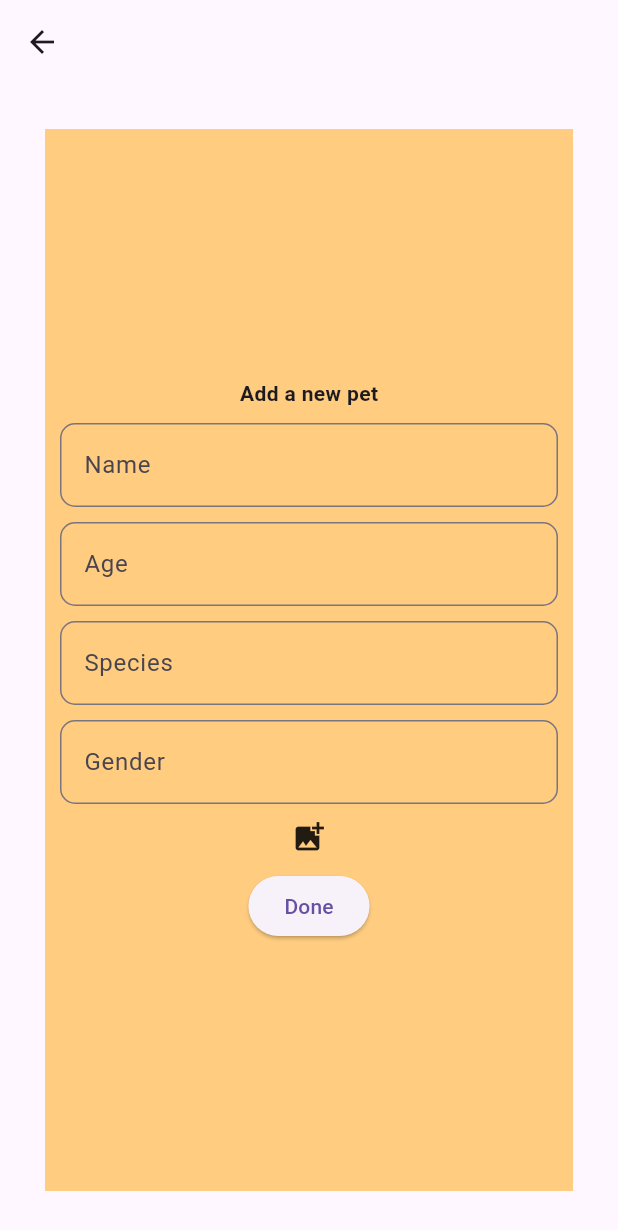
After one commit to kalkidanteklay/flutter-2024-proj, a Flutter app: the FormScreen screen opened directly, on a phone screen of 412 x 824 dp. The commit adds this screen. Shown: the top 1230 px of the screen. Run offline on Flutter 3.47's test engine with Material 3 defaults, Android fonts, the phone set to English and light mode, and no system bars; statements that could not run were skipped.

Commit message:
admin_and_status_page

```diff
--- a/flutter_pet_pal/lib/main.dart
+++ b/flutter_pet_pal/lib/main.dart
@@ -21,6 +21,7 @@ class MyApp extends StatelessWidget {
           '/user_page': (context) => UserPage(),
           '/login_page': (context) => LoginPage(),
           '/fav_page': (context) => FavoritesPage(),
+          '/admin': (context) => AdminPage(),
         });
   }
 }
--- /dev/null
+++ b/flutter_pet_pal/lib/presentation/screens/FormScreen.dart
@@ -0,0 +1,90 @@
+import 'package:flutter/material.dart';
+//import 'my_textfield.dart';
+
+void main() {
+  runApp( MaterialApp(
+    home: FormScreen(),
+  ));
+}
+
+class FormScreen extends StatelessWidget {
+  @override
+  Widget build(BuildContext context) {
+    return Scaffold(
+      appBar: AppBar(
+        //title: Text('Add a new pet'),
+      ),
+      body: Center(
+        child: Container(
+          margin: EdgeInsets.all(30.0),
+          // height: 400,
+          // width: 450,
+          color: Colors.orange[200],
+        child:
+
+            Container(
+               margin: EdgeInsets.all(10.0),
+              child: Column(
+              mainAxisAlignment: MainAxisAlignment.center,
+              children: [
+                Text('Add a new pet',
+                style: TextStyle(fontWeight: FontWeight.bold)),
+                SizedBox(height: 10.0),
+                 TextField(
+              decoration: InputDecoration(
+                border:OutlineInputBorder(
+                  borderRadius: BorderRadius.circular(10.0),
+                  borderSide: BorderSide(width: 30)
+                ),
+                labelText: 'Name'
+
+              ),
+            ),
+            SizedBox(height: 10.0),
+             TextField(
+              decoration: InputDecoration(
+                border:OutlineInputBorder(
+                  borderRadius: BorderRadius.circular(10.0)
+                ),
+                labelText: 'Age'
+
+              ),
+            ),
+            SizedBox(height: 10.0),
+             TextField(
+              decoration: InputDecoration(
+                border:OutlineInputBorder(
+                  borderRadius: BorderRadius.circular(10.0)
+                ),
+                labelText: 'Species'
+
+              ),
+            ),
+            SizedBox(height: 10.0),
+             TextField(
+              decoration: InputDecoration(
+                border:OutlineInputBorder(
+                  borderRadius: BorderRadius.circular(10.0)
+                ),
+                labelText: 'Gender'
+
+              ),
+            ),
+            SizedBox(height: 10.0),
+
+            Icon(Icons.add_photo_alternate),
+            SizedBox(height: 10.0),
+            ElevatedButton(
+              onPressed: () {},
+              child: Text('Done'),
+            ),
+              ]
+            ))
+
+
+
+      ),
+      ),
+    );
+  }
+}
--- /dev/null
+++ b/flutter_pet_pal/lib/presentation/widgets/admin_tabs/admin_bunny_tab.dart
@@ -0,0 +1,57 @@
+import 'package:flutter/material.dart';
+//import '../all_tiles.dart';
+import '../admin_tiles.dart';
+
+class BunnyTab extends StatelessWidget {
+  // const BunnyTab({super.key});
+  List dogsAvailable = [
+    //[image, name, age, gender, species]
+    [
+      'lib/images/bunny1.jpeg',
+      "Name: Cotton",
+      'Age: 1',
+      'Gender: Male',
+      'Species: Holland Lop',
+    ],
+    [
+      'lib/images/bunny2.jpeg',
+      "Name: Daisy",
+      'Age: 2',
+      'Gender: Female',
+      'Species: Netherland Dwarf',
+    ],
+    [
+      'lib/images/bunny3.jpeg',
+      "Name: Thumper",
+      'Age: 3',
+      'Gender: Male',
+      'Species: Mini Rex',
+    ],
+    [
+      'lib/images/bunny4.jpeg',
+      "Name: Clover",
+      'Age: 2.5',
+      'Gender: Female',
+      'Species: Lionhead',
+    ],
+  ];
+
+  @override
+  Widget build(BuildContext context) {
+    return GridView.builder(
+      padding: EdgeInsets.all(12),
+      itemCount: dogsAvailable.length,
+      gridDelegate: SliverGridDelegateWithFixedCrossAxisCount(
+          crossAxisCount: 2, childAspectRatio: 0.5),
+      itemBuilder: (context, index) {
+        return AllTile(
+          imagePath: dogsAvailable[index][0],
+          name: dogsAvailable[index][1],
+          age: dogsAvailable[index][2],
+          gender: dogsAvailable[index][3],
+          species: dogsAvailable[index][4],
+        );
+      },
+    );
+  }
+}
--- /dev/null
+++ b/flutter_pet_pal/lib/presentation/widgets/admin_tabs/admin_cats_tab.dart
@@ -0,0 +1,57 @@
+import 'package:flutter/material.dart';
+//import '../all_tiles.dart';
+import '../admin_tiles.dart';
+
+class CatsTab extends StatelessWidget {
+  // const CatsTab({super.key});\
+  List dogsAvailable = [
+    //[image, name, age, gender, species]
+    [
+      'lib/images/cat1.jpeg',
+      "Name: Simba",
+      'Age: 2',
+      'Gender: Male',
+      'Species: Siamese',
+    ],
+    [
+      'lib/images/cat2.jpeg',
+      "Name: Luna",
+      'Age: 3',
+      'Gender: Female',
+      'Species: Persian',
+    ],
+    [
+      'lib/images/cat3.jpeg',
+      "Name: Oliver",
+      'Age: 4',
+      'Gender: Male',
+      'Species: Maine Coon',
+    ],
+    [
+      'lib/images/cat4.jpeg',
+      "Name: Bella",
+      'Age: 1',
+      'Gender: Female',
+      'Species: Ragdoll',
+    ],
+  ];
+
+  @override
+  Widget build(BuildContext context) {
+    return GridView.builder(
+      padding: EdgeInsets.all(12),
+      itemCount: dogsAvailable.length,
+      gridDelegate: SliverGridDelegateWithFixedCrossAxisCount(
+          crossAxisCount: 2, childAspectRatio: 0.5),
+      itemBuilder: (context, index) {
+        return AllTile(
+          imagePath: dogsAvailable[index][0],
+          name: dogsAvailable[index][1],
+          age: dogsAvailable[index][2],
+          gender: dogsAvailable[index][3],
+          species: dogsAvailable[index][4],
+        );
+      },
+    );
+  }
+}
--- /dev/null
+++ b/flutter_pet_pal/lib/presentation/widgets/admin_tabs/admin_dogs_tab.dart
@@ -0,0 +1,58 @@
+import 'package:flutter/material.dart';
+//import '../all_tiles.dart';
+import '../admin_tiles.dart';
+
+class DogsTab extends StatelessWidget {
+  List dogsAvailable = [
+    //[image, name, age, gender, species]
+    [
+      'lib/images/dog1.jpeg',
+      "Name: Max",
+      'Age: 3',
+      'Gender: Male',
+      'Species: Labrador Retriever',
+    ],
+    [
+      'lib/images/dog2.jpeg',
+      "Name :Luna",
+      'Age: 2',
+      'Gender: Female',
+      'Species: German Shepherd',
+    ],
+    [
+      'lib/images/dog3.jpeg',
+      "Name: Bobby",
+      'Age: 5',
+      'Gender: Male',
+      'Species: Golden Retriever',
+    ],
+    [
+      'lib/images/dog4.jpeg',
+      "Name: Daisy",
+      'Age: 1',
+      'Gender: Female',
+      'Species: Bulldog',
+    ],
+  ];
+
+  @override
+  Widget build(BuildContext context) {
+    return GridView.builder(
+
+      padding: EdgeInsets.all(12),
+      itemCount: dogsAvailable.length,
+
+      gridDelegate: SliverGridDelegateWithFixedCrossAxisCount(
+          crossAxisCount: 2, childAspectRatio: 0.5),
+      itemBuilder: (context, index) {
+        return AllTile(
+          imagePath: dogsAvailable[index][0],
+          name: dogsAvailable[index][1],
+          age: dogsAvailable[index][2],
+          gender: dogsAvailable[index][3],
+          species: dogsAvailable[index][4],
+        );
+      },
+    );
+  }
+}
--- a/flutter_pet_pal/pubspec.yaml
+++ b/flutter_pet_pal/pubspec.yaml
@@ -77,6 +77,8 @@ flutter:
     - lib/images/bunny3.jpeg
     - lib/images/bunny4.jpeg
     - lib/icons/
+    - lib/images/cat5.jpg
+    - lib/images/Forms.jpg
 
   # An image asset can refer to one or more resolution-specific "variants", see
   # https://flutter.dev/assets-and-images/#resolution-aware
```
Also changed, not shown: flutter_pet_pal/lib/presentation/screens/admin.dart (added, +209 -0 lines), flutter_pet_pal/lib/presentation/widgets/admin_tiles.dart (added, +118 -0 lines), flutter_pet_pal/lib/images/Forms.jpg (added), flutter_pet_pal/lib/images/cat5.jpg (added).
